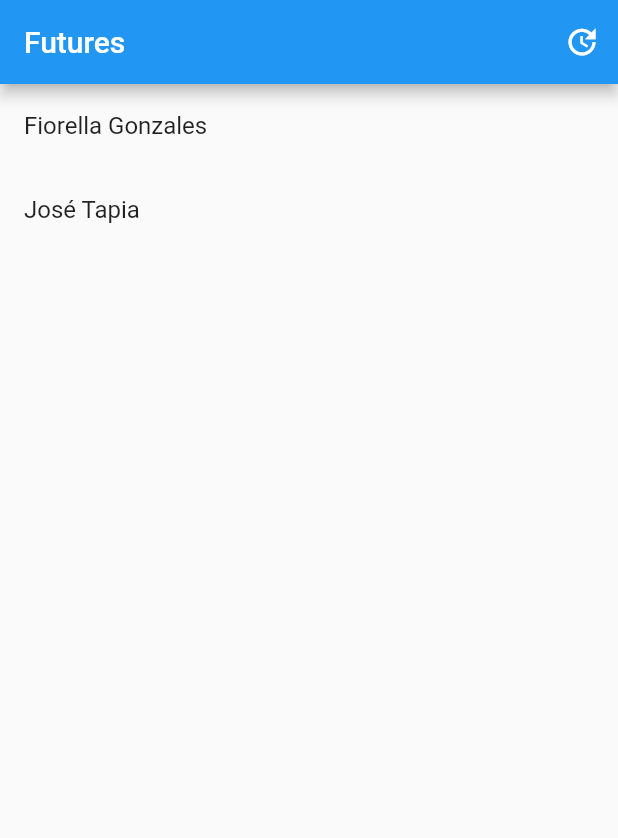
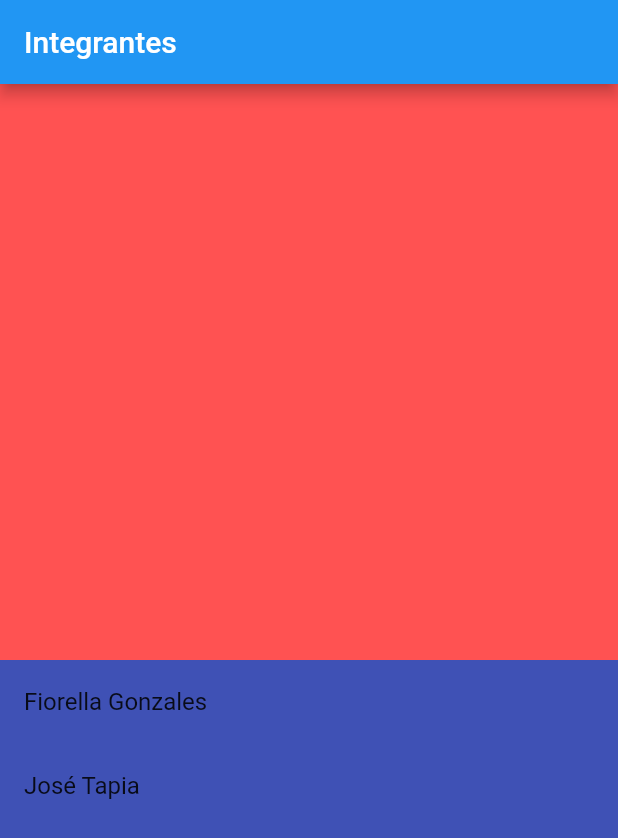
Before and after one commit to ehbarrionuevo/flutter_codigo_futures, a Flutter app: the screen it shows after launch, on a phone screen of 412 x 824 dp. Shown: the top 838 px of the screen. Run offline on Flutter 3.47's test engine with Material 2 defaults, Android fonts, the phone set to English and light mode, and no system bars.

Commit message:
Futures 1.6

```diff
--- a/lib/main.dart
+++ b/lib/main.dart
@@ -1,6 +1,7 @@
 
 import 'package:flutter/material.dart';
 import 'package:flutter_codigo_futures/home_page.dart';
+import 'package:flutter_codigo_futures/pages/general_page.dart';
 
 void main(){
   runApp(MyApp());
@@ -12,7 +13,7 @@ class MyApp extends StatelessWidget {
   @override
   Widget build(BuildContext context) {
     return MaterialApp(
-      home: HomePage(),
+      home: GeneralPage(),
     );
   }
 }
--- /dev/null
+++ b/lib/pages/general_page.dart
@@ -0,0 +1,59 @@
+
+import 'package:flutter/material.dart';
+import 'package:flutter_codigo_futures/data/data_future.dart';
+
+class GeneralPage extends StatefulWidget {
+  @override
+  State<GeneralPage> createState() => _GeneralPageState();
+}
+
+class _GeneralPageState extends State<GeneralPage> {
+
+  DataFuture _dataFuture = DataFuture();
+
+  List<Map<String, dynamic>> people = [];
+
+  @override
+  initState(){
+    super.initState();
+    getData();
+  }
+
+  getData(){
+    _dataFuture.getDataList().then((value) {
+      people = value;
+      setState((){});
+    });
+  }
+
+  @override
+  Widget build(BuildContext context) {
+    return Scaffold(
+      appBar: AppBar(
+        title: Text("Integrantes",),
+      ),
+      body: Column(
+        children: [
+          Expanded(
+            child: Container(
+              color: Colors.redAccent,
+            ),
+          ),
+          Expanded(
+            child: Container(
+              color: Colors.indigo,
+              child: ListView.builder(
+                itemCount: people.length,
+                itemBuilder: (BuildContext context, int index){
+                  return ListTile(
+                    title: Text(people[index]["fullName"]),
+                  );
+                },
+              ),
+            ),
+          ),
+        ],
+      ),
+    );
+  }
+}
```
